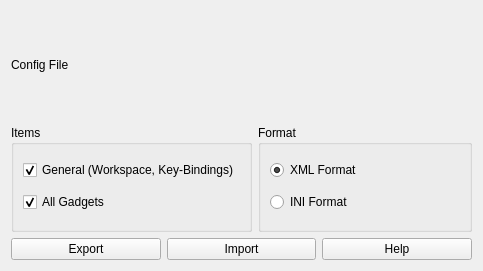
The window that ground/openpilotgcs/src/plugins/importexport/importexportgadgetwidget.ui (openpilot/OpenPilot) describes before a commit, drawn with Qt 5.
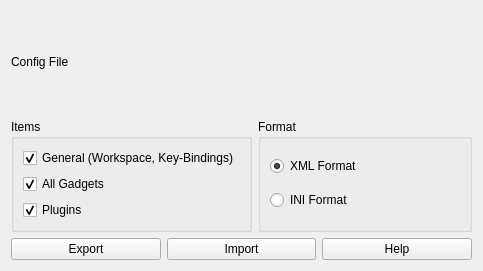
The same window after the commit. Custom widgets are drawn as their Qt base class.

Commit message: OP-99 gcs Import/Export Plugin: Support configurable plugins

Diff of the .ui file:
```diff
--- a/ground/openpilotgcs/src/plugins/importexport/importexportgadgetwidget.ui
+++ b/ground/openpilotgcs/src/plugins/importexport/importexportgadgetwidget.ui
@@ -67,6 +67,16 @@
         </property>
        </widget>
       </item>
+      <item>
+       <widget class="QCheckBox" name="checkBoxPlugins">
+        <property name="text">
+         <string>Plugins</string>
+        </property>
+        <property name="checked">
+         <bool>true</bool>
+        </property>
+       </widget>
+      </item>
      </layout>
     </widget>
    </item>
```
The commit also changes 8 other files.
